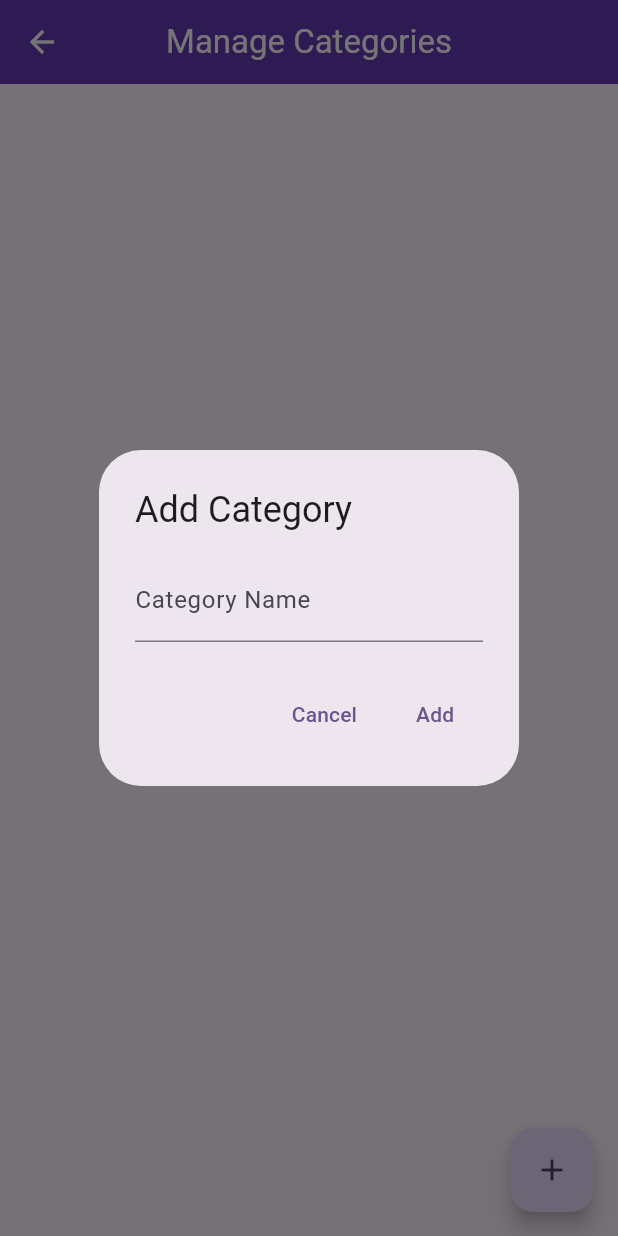
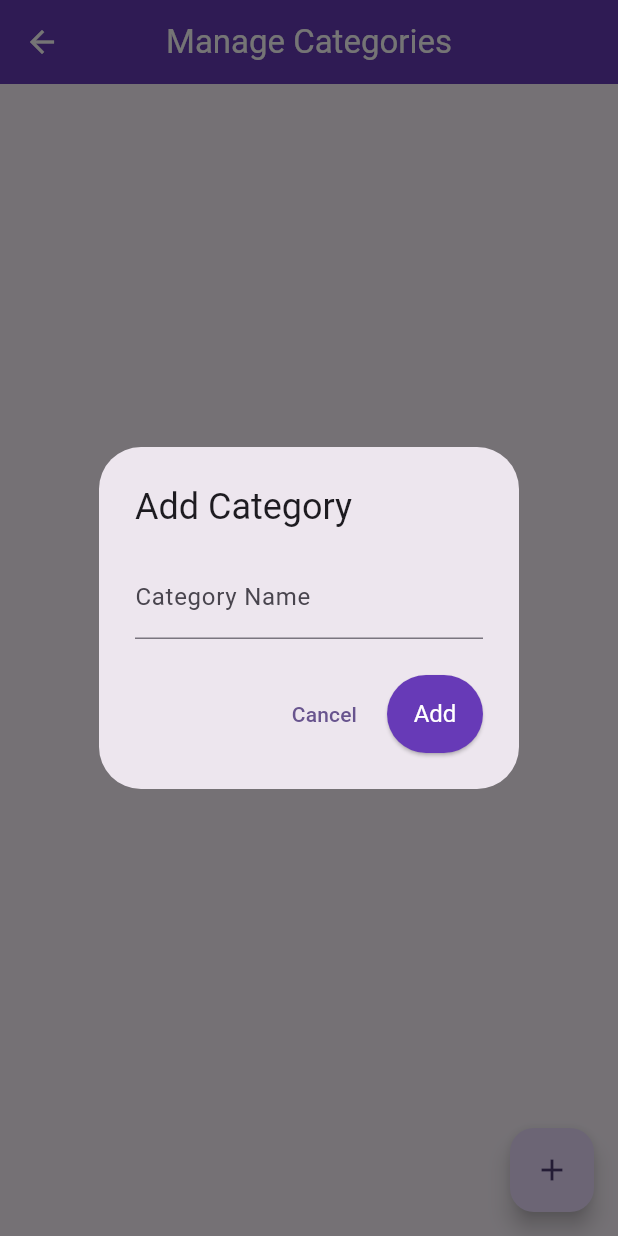
Before and after one commit to BadieF9/Expense_Tracker, a Flutter app: the CategoryManagementScreen screen opened directly, after a tap on the "add" icon, on a phone screen of 412 x 824 dp. Run offline on Flutter 3.47's test engine with Material 3 defaults, Android fonts, the phone set to English and light mode, and no system bars; our stand-ins replace localstorage.

Commit message:
category and task management screens updated now they work using AddCategoryDialog and AddTagDialog

```diff
--- a/lib/category_management_screen.dart
+++ b/lib/category_management_screen.dart
@@ -1,3 +1,4 @@
+import 'package:expense_tracking_app/dialogs/add_category_dialog.dart';
 import 'package:flutter/material.dart';
 import 'package:provider/provider.dart';
 import '../models/category.dart';
@@ -8,13 +9,12 @@ class CategoryManagementScreen extends StatelessWidget {
 
   @override
   Widget build(BuildContext context) {
+    final provider = Provider.of<ExpenseProvider>(context);
     return Scaffold(
       appBar: AppBar(
         title: const Text('Manage Categories'),
       ),
-      body: Consumer<ExpenseProvider>(
-        builder: (context, provider, child) {
-          return ListView.builder(
+      body: ListView.builder(
         itemCount: provider.categories.length,
         itemBuilder: (context, index) {
           final category = provider.categories[index];
@@ -31,53 +31,23 @@ class CategoryManagementScreen extends StatelessWidget {
             ),
           );
         },
-          );
-        },
       ),
       floatingActionButton: FloatingActionButton(
-        onPressed: () {
-          _showAddCategoryDialog(context);
+        onPressed: () async {
+          String? categoryName = await showDialog(
+              context: context,
+              builder: (context) => const AddCategoryDialog());
+          if (categoryName != null) {
+            final category = Category(
+              id: DateTime.now().millisecondsSinceEpoch.toString(),
+              name: categoryName,
+            );
+            provider.addCategory(category);
+          }
         },
         tooltip: 'Add Category',
         child: const Icon(Icons.add),
       ),
     );
   }
-
-  void _showAddCategoryDialog(BuildContext context) {
-    final TextEditingController categoryNameController =
-        TextEditingController();
-    showDialog(
-      context: context,
-      builder: (context) {
-        return AlertDialog(
-          title: const Text('Add Category'),
-          content: TextField(
-            controller: categoryNameController,
-            decoration: const InputDecoration(labelText: 'Category Name'),
-          ),
-          actions: <Widget>[
-            TextButton(
-              onPressed: () {
-                Navigator.pop(context);
-              },
-              child: const Text('Cancel'),
-            ),
-            TextButton(
-              onPressed: () {
-                final category = Category(
-                  id: DateTime.now().millisecondsSinceEpoch.toString(),
-                  name: categoryNameController.text,
-                );
-                Provider.of<ExpenseProvider>(context, listen: false)
-                    .addCategory(category);
-                Navigator.pop(context);
-              },
-              child: const Text('Add'),
-            ),
-          ],
-        );
-      },
-    );
 }
-}
```
Also changed, not shown: lib/tag_management_screen.dart (+13 -43 lines). Lines whose indentation alone changed are shown as unchanged.
